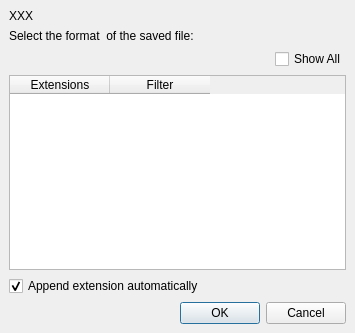
Before: the Qt Designer form trunk/src/gui/selectfilter.ui in trisyoungs/aten, drawn with Qt 5.
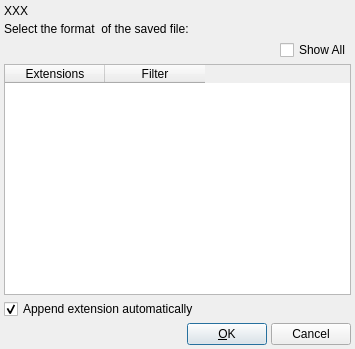
After: the same form once the commit is applied. Icons and pictures are not drawn.

Commit message: Fixed - Filter selection dialog would oddly return no filter. Fixed - Exact matching of filenames now performed on save. Mainwindow dimensions adjusted.

Patch:
```diff
--- a/trunk/src/gui/selectfilter.ui
+++ b/trunk/src/gui/selectfilter.ui
@@ -6,7 +6,7 @@
     <x>0</x>
     <y>0</y>
     <width>355</width>
-    <height>333</height>
+    <height>349</height>
    </rect>
   </property>
   <property name="windowTitle" >
@@ -15,12 +15,12 @@
   <property name="windowIcon" >
    <iconset resource="icons.qrc" >:/program/icons/aten.png</iconset>
   </property>
-  <layout class="QVBoxLayout" >
-   <property name="margin" >
-    <number>9</number>
-   </property>
+  <layout class="QVBoxLayout" name="verticalLayout" >
    <property name="spacing" >
-    <number>6</number>
+    <number>4</number>
+   </property>
+   <property name="margin" >
+    <number>4</number>
    </property>
    <item>
     <widget class="QLabel" name="TextLabel" >
@@ -38,12 +38,12 @@
    </item>
    <item>
     <layout class="QHBoxLayout" >
-     <property name="margin" >
-      <number>0</number>
-     </property>
      <property name="spacing" >
       <number>6</number>
      </property>
+     <property name="margin" >
+      <number>0</number>
+     </property>
      <item>
       <spacer>
        <property name="orientation" >
@@ -103,20 +103,47 @@
     </widget>
    </item>
    <item>
-    <widget class="QDialogButtonBox" name="buttonBox" >
-     <property name="maximumSize" >
-      <size>
-       <width>16777215</width>
-       <height>30</height>
-      </size>
-     </property>
-     <property name="orientation" >
-      <enum>Qt::Horizontal</enum>
-     </property>
-     <property name="standardButtons" >
-      <set>QDialogButtonBox::Cancel|QDialogButtonBox::NoButton|QDialogButtonBox::Ok</set>
-     </property>
-    </widget>
+    <layout class="QHBoxLayout" name="horizontalLayout" >
+     <item>
+      <spacer name="horizontalSpacer" >
+       <property name="orientation" >
+        <enum>Qt::Horizontal</enum>
+       </property>
+       <property name="sizeHint" stdset="0" >
+        <size>
+         <width>40</width>
+         <height>20</height>
+        </size>
+       </property>
+      </spacer>
+     </item>
+     <item>
+      <widget class="QPushButton" name="OkButton" >
+       <property name="maximumSize" >
+        <size>
+         <width>16777215</width>
+         <height>30</height>
+        </size>
+       </property>
+       <property name="text" >
+        <string>&amp;OK</string>
+       </property>
+      </widget>
+     </item>
+     <item>
+      <widget class="QPushButton" name="CancelButton" >
+       <property name="maximumSize" >
+        <size>
+         <width>16777215</width>
+         <height>30</height>
+        </size>
+       </property>
+       <property name="text" >
+        <string>Cancel</string>
+       </property>
+      </widget>
+     </item>
+    </layout>
    </item>
   </layout>
  </widget>
```
Left out of the diff: 40 changed lines with no effect on the pictures. The commit also changes 7 other files.
